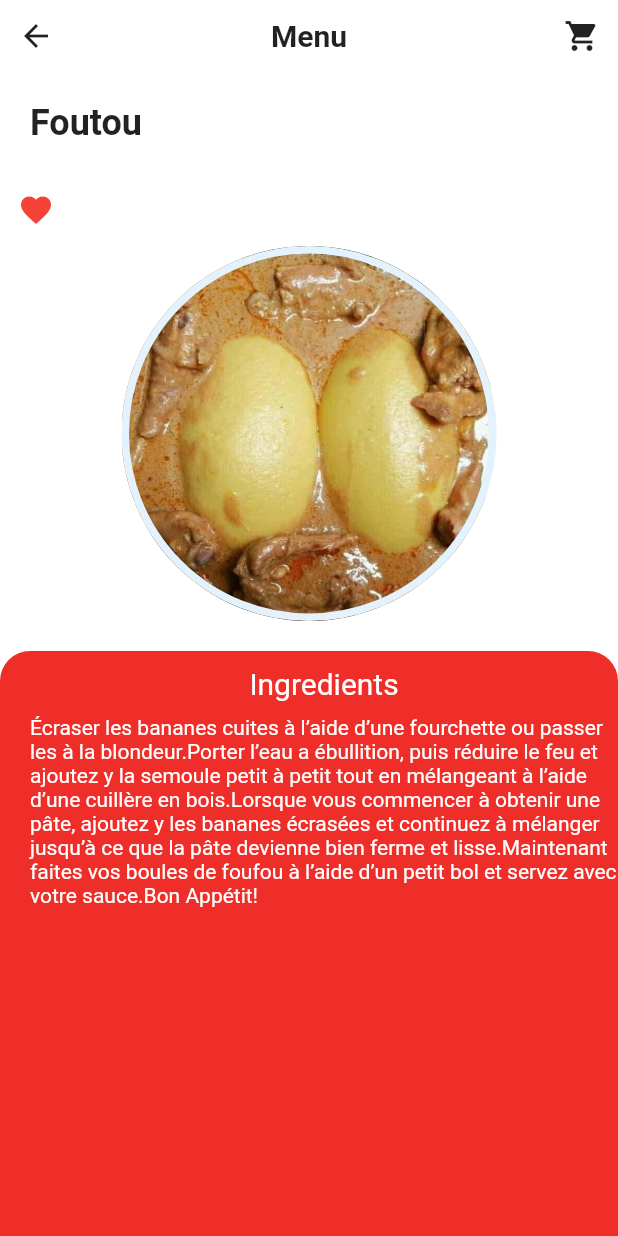
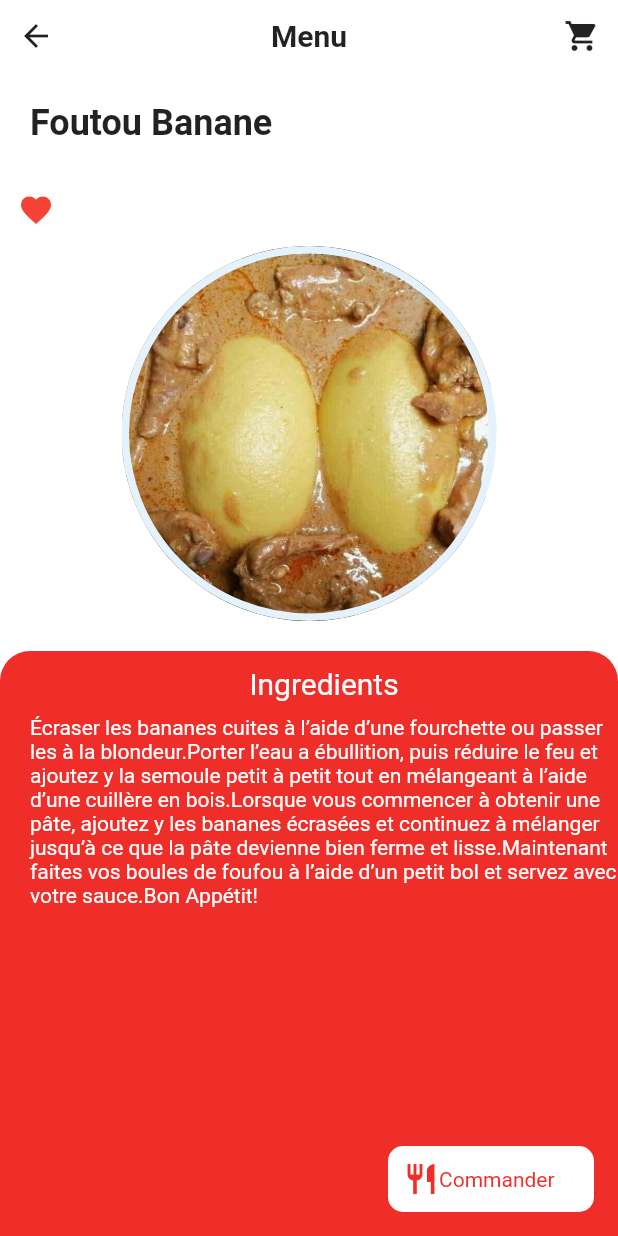
Before and after one commit to syyao/food_app, a Flutter app: the screen it shows after launch, after a tap on the "menu" icon, after a tap on the "shopping cart" icon, after a tap on "Foutou", on a phone screen of 412 x 824 dp. Run offline on Flutter 3.47's test engine with Material 2 defaults, Android fonts, the phone set to English and light mode, and no system bars.

Commit message:
dernier commit de la journée
ajout de bouton dans detail

```diff
--- a/lib/challengeUI_2/food_detail.dart
+++ b/lib/challengeUI_2/food_detail.dart
@@ -4,9 +4,9 @@ import 'package:flutter/material.dart';
 import 'package:food_app/challengeUI_2/pageHom.dart';
 
 class FooDetail extends StatefulWidget {
-  final String titre;
+  final String sousTitre;
   final String image;
-  FooDetail(this.titre, this.image);
+  FooDetail(this.sousTitre, this.image);
   @override
   _FooDetailState createState() => _FooDetailState();
 }
@@ -34,18 +34,16 @@ class _FooDetailState extends State<FooDetail> {
                 IconButton(icon: Icon(Icons.shopping_cart), onPressed: () {}),
               ],
             ),
-            Padding(
+            Container(
               padding: const EdgeInsets.all(20),
-              child: Row(
-                children: [
-                  Text(
-                    widget.titre,
-                    style: TextStyle(
-                      fontSize: 24,
-                      fontWeight: FontWeight.bold,
-                    ),
-                  )
-                ],
+              alignment: Alignment.centerLeft,
+              child: Text(
+                widget.sousTitre,
+                overflow: TextOverflow.ellipsis,
+                style: TextStyle(
+                  fontSize: 24,
+                  fontWeight: FontWeight.bold,
+                ),
               ),
             ),
             Row(
@@ -100,6 +98,25 @@ class _FooDetailState extends State<FooDetail> {
           ]),
         ),
       ),
+      floatingActionButton: Container(
+          decoration: BoxDecoration(
+              color: Colors.white, borderRadius: BorderRadius.circular(10)),
+          width: MediaQuery.of(context).size.width / 3,
+          padding: EdgeInsets.all(10),
+          child: Row(
+            children: <Widget>[
+              Icon(
+                Icons.restaurant,
+                color: Color.fromRGBO(239, 46, 41, 1),
+              ),
+              Text(
+                'Commander',
+                style: TextStyle(
+                  color: Color.fromRGBO(239, 46, 41, 1),
+                ),
+              )
+            ],
+          )),
     );
   }
 }
--- a/lib/challengeUI_2/pageHom.dart
+++ b/lib/challengeUI_2/pageHom.dart
@@ -43,7 +43,7 @@ class _MainBodyState extends State<MainBody>
             Navigator.push(
               context,
               SlideTrans(
-                widget: FooDetail(titre, image),
+                widget: FooDetail(sousTitre, image),
               ),
             );
           },
```
